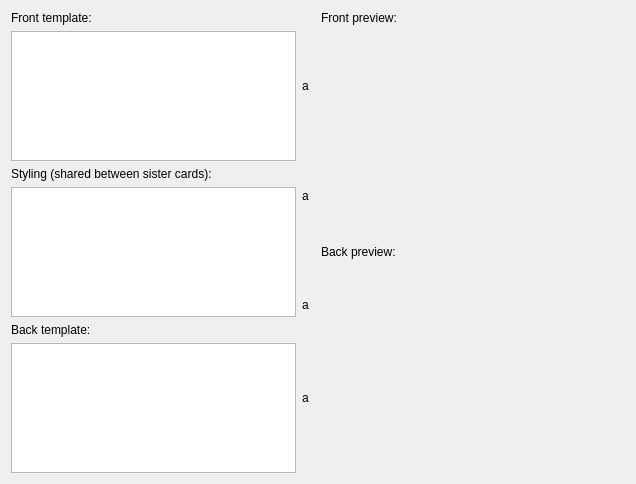
Before: the Qt Designer form mnemosyne/pyqt_ui/edit_M_sided_card_template_wdgt.ui in mnemosyne-proj/mnemosyne, drawn with Qt 5.
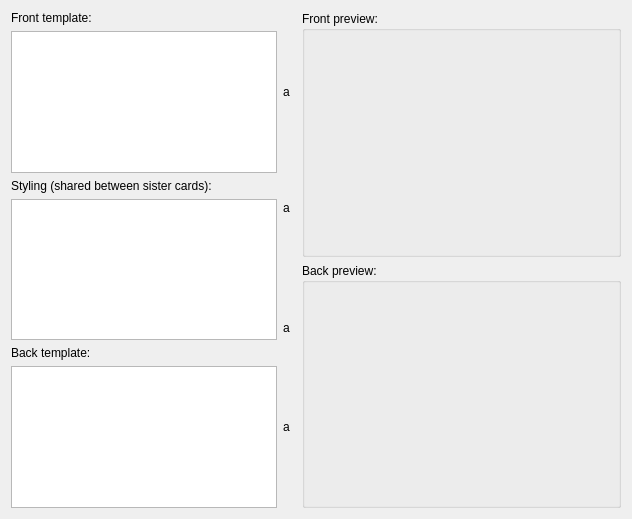
After: the same form once the commit is applied. Custom widgets are drawn as their Qt base class.

Commit message: Layout and focusing issues.

What changed in the file:
```diff
--- a/mnemosyne/pyqt_ui/edit_M_sided_card_template_wdgt.ui
+++ b/mnemosyne/pyqt_ui/edit_M_sided_card_template_wdgt.ui
@@ -6,24 +6,16 @@
    <rect>
     <x>0</x>
     <y>0</y>
-    <width>636</width>
-    <height>484</height>
+    <width>632</width>
+    <height>519</height>
    </rect>
   </property>
-  <property name="sizePolicy">
-   <sizepolicy hsizetype="Expanding" vsizetype="Preferred">
-    <horstretch>0</horstretch>
-    <verstretch>0</verstretch>
-   </sizepolicy>
-  </property>
   <property name="windowTitle">
    <string>Form</string>
   </property>
-  <layout class="QVBoxLayout" name="verticalLayout_7">
+  <layout class="QVBoxLayout" name="verticalLayout_8">
    <item>
-    <layout class="QVBoxLayout" name="verticalLayout_6">
-     <item>
-      <layout class="QHBoxLayout" name="horizontalLayout_2">
+    <layout class="QHBoxLayout" name="horizontalLayout">
        <item>
         <layout class="QGridLayout" name="gridLayout">
          <item row="0" column="0">
@@ -36,7 +28,11 @@
             </widget>
            </item>
            <item>
-            <widget class="QTextEdit" name="front_template"/>
+          <widget class="QTextEdit" name="front_template">
+           <property name="acceptRichText">
+            <bool>false</bool>
+           </property>
+          </widget>
            </item>
           </layout>
          </item>
@@ -57,7 +53,11 @@
             </widget>
            </item>
            <item>
-            <widget class="QTextEdit" name="css"/>
+          <widget class="QTextEdit" name="css">
+           <property name="acceptRichText">
+            <bool>false</bool>
+           </property>
+          </widget>
            </item>
           </layout>
          </item>
@@ -134,7 +134,11 @@
             </widget>
            </item>
            <item>
-            <widget class="QTextEdit" name="back_template"/>
+          <widget class="QTextEdit" name="back_template">
+           <property name="acceptRichText">
+            <bool>false</bool>
+           </property>
+          </widget>
            </item>
           </layout>
          </item>
@@ -148,14 +152,13 @@
         </layout>
        </item>
        <item>
-        <layout class="QVBoxLayout" name="verticalLayout_2">
+      <layout class="QVBoxLayout" name="verticalLayout_7">
          <item>
-          <widget class="QLabel" name="label_4">
-           <property name="text">
+        <widget class="QGroupBox" name="groupBox">
+         <property name="title">
             <string>Front preview:</string>
            </property>
-          </widget>
-         </item>
+         <layout class="QVBoxLayout" name="verticalLayout_2">
          <item>
           <widget class="QWebEngineView2" name="front_preview" native="true">
            <property name="sizePolicy">
@@ -183,13 +186,15 @@
            </property>
           </widget>
          </item>
+         </layout>
+        </widget>
+       </item>
          <item>
-          <widget class="QLabel" name="label_5">
-           <property name="text">
+        <widget class="QGroupBox" name="groupBox_2">
+         <property name="title">
             <string>Back preview:</string>
            </property>
-          </widget>
-         </item>
+         <layout class="QVBoxLayout" name="verticalLayout_6">
          <item>
           <widget class="QWebEngineView2" name="back_preview" native="true">
            <property name="sizePolicy">
@@ -218,6 +223,7 @@
           </widget>
          </item>
         </layout>
+        </widget>
        </item>
       </layout>
      </item>
```
Left out of the diff: 16 changed lines with no effect on the pictures. Lines whose indentation alone changed are shown as unchanged. The commit also changes 1 other file.
